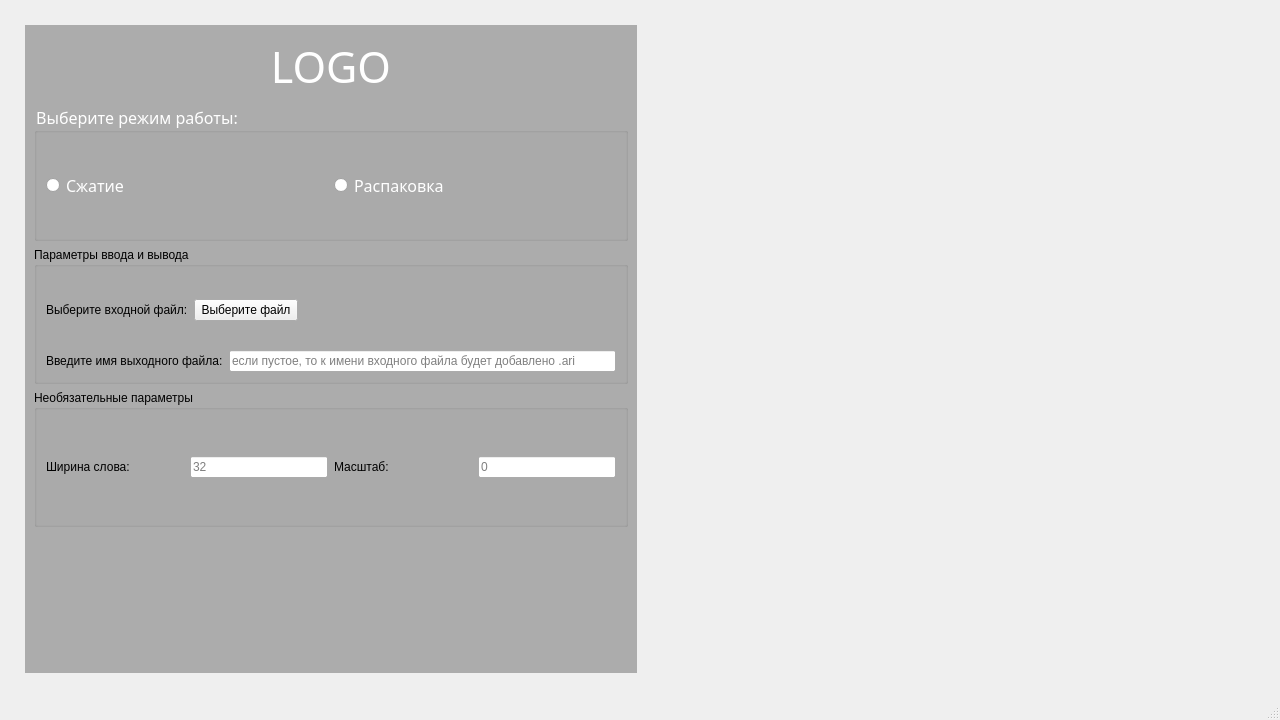
This is ui/main_window.ui in DarthAkiraNihil/AricoGui as Qt 5 draws it before an edit. The edited form follows.
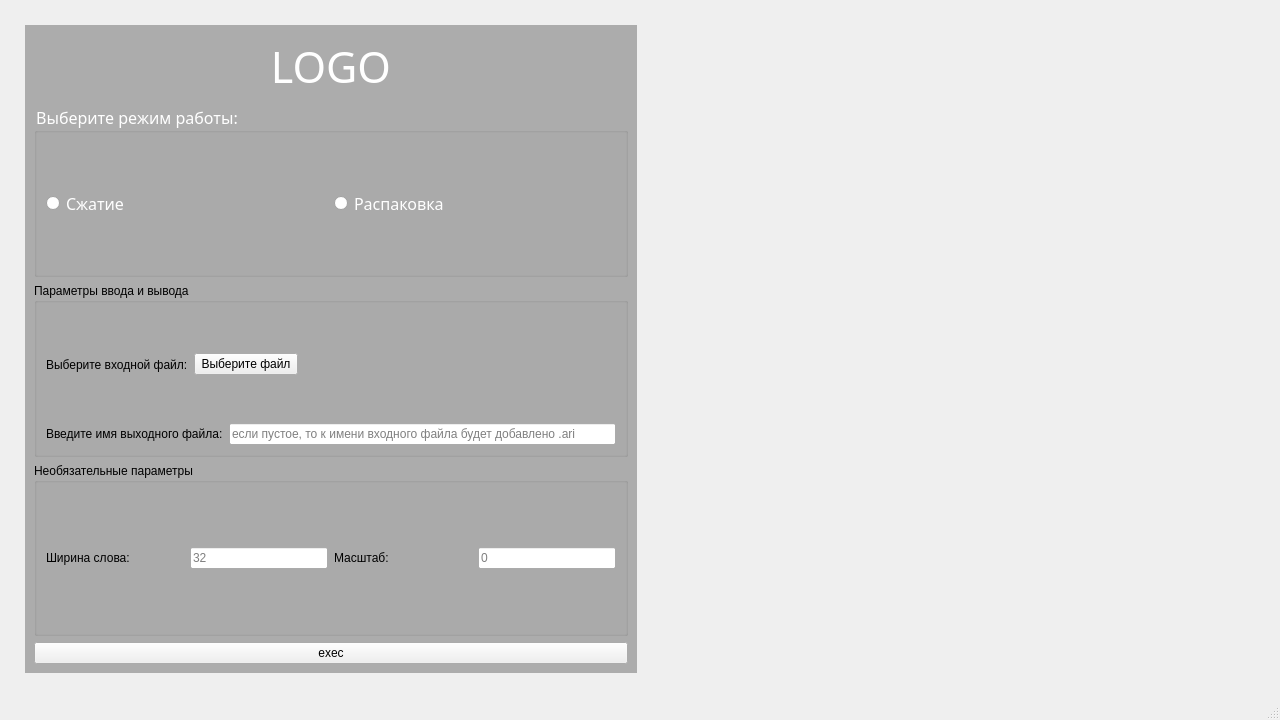
This is the edited form. Icons and pictures are not drawn.

What changed in the file:
```diff
--- a/ui/main_window.ui
+++ b/ui/main_window.ui
@@ -245,7 +245,15 @@
           </widget>
          </item>
          <item>
-          <layout class="QHBoxLayout" name="layoutRun"/>
+          <layout class="QHBoxLayout" name="layoutRun">
+           <item>
+            <widget class="QPushButton" name="buttonExecute">
+             <property name="text">
+              <string>exec</string>
+             </property>
+            </widget>
+           </item>
+          </layout>
          </item>
         </layout>
        </widget>
```
